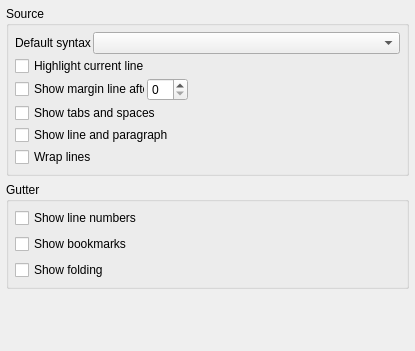
First picture: the form in resources/ui/configure/editor.ui, repository prymatex/prymatex, before the edit.
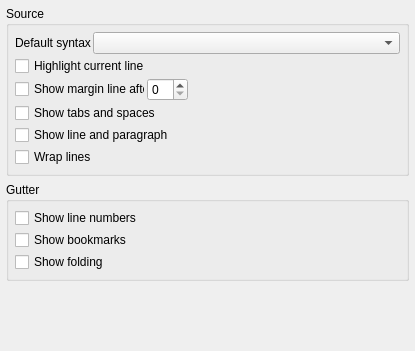
Second picture: the form after the edit.

The edit to the form file:
```diff
--- a/resources/ui/configure/editor.ui
+++ b/resources/ui/configure/editor.ui
@@ -127,6 +127,9 @@
       <string>Gutter</string>
      </property>
      <layout class="QVBoxLayout" name="verticalLayout_2">
+      <property name="spacing">
+       <number>2</number>
+      </property>
       <property name="margin">
        <number>6</number>
       </property>
```
Left out of the diff: 16 changed lines with no effect on the pictures.
